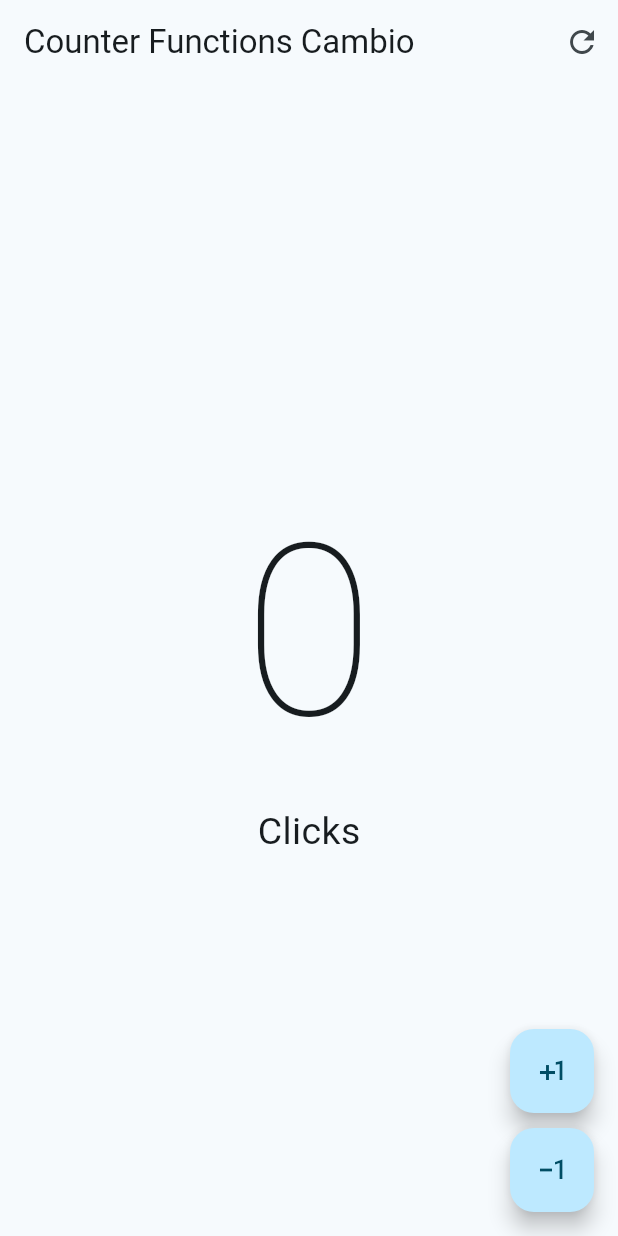
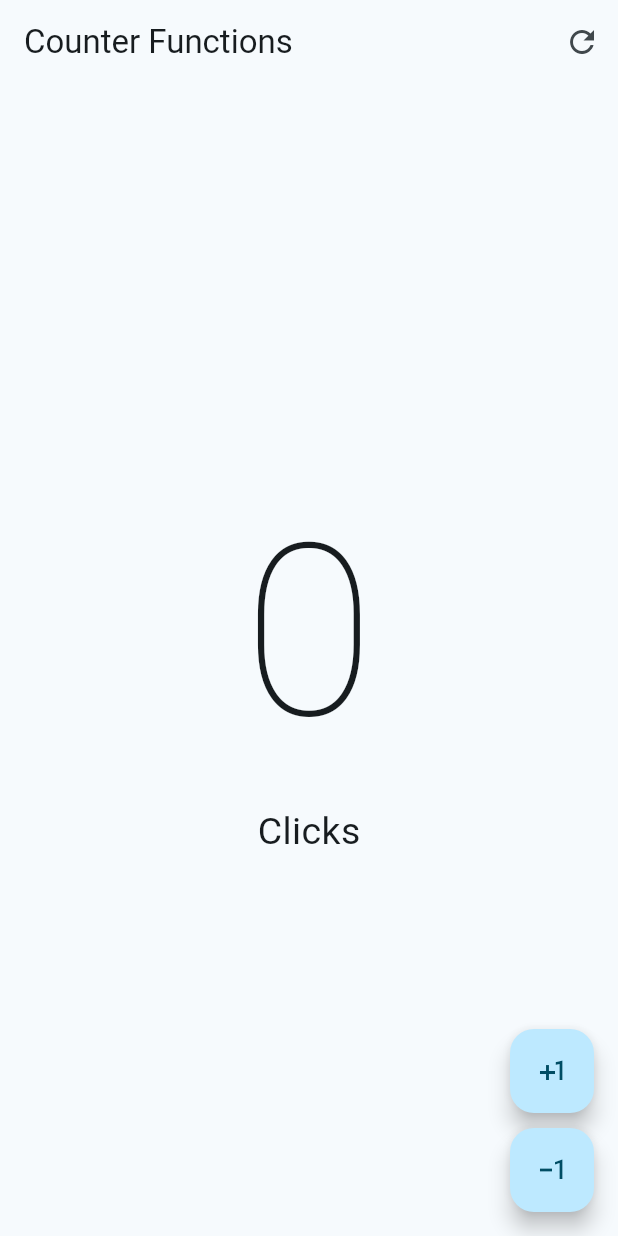
Before and after one commit to diannyzortega/hello-world-app, a Flutter app: the screen it shows after launch, on a phone screen of 412 x 824 dp. Run offline on Flutter 3.47's test engine with Material 2 defaults, Android fonts, the light colour scheme and no system bars.

Commit message:
2do commit

```diff
--- a/lib/presentation/screens/counter/counter_functions_screen.dart
+++ b/lib/presentation/screens/counter/counter_functions_screen.dart
@@ -13,7 +13,7 @@ class _CounterFuctionsScreenState extends State<CounterFuctionsScreen> {
   @override
   Widget build(BuildContext context) {
     return Scaffold(
-        appBar: AppBar(title: const Text('Counter Functions Cambio'), actions: [
+        appBar: AppBar(title: const Text('Counter Functions'), actions: [
           IconButton(
             icon: const Icon(Icons.refresh_outlined),
             onPressed: () {
```
